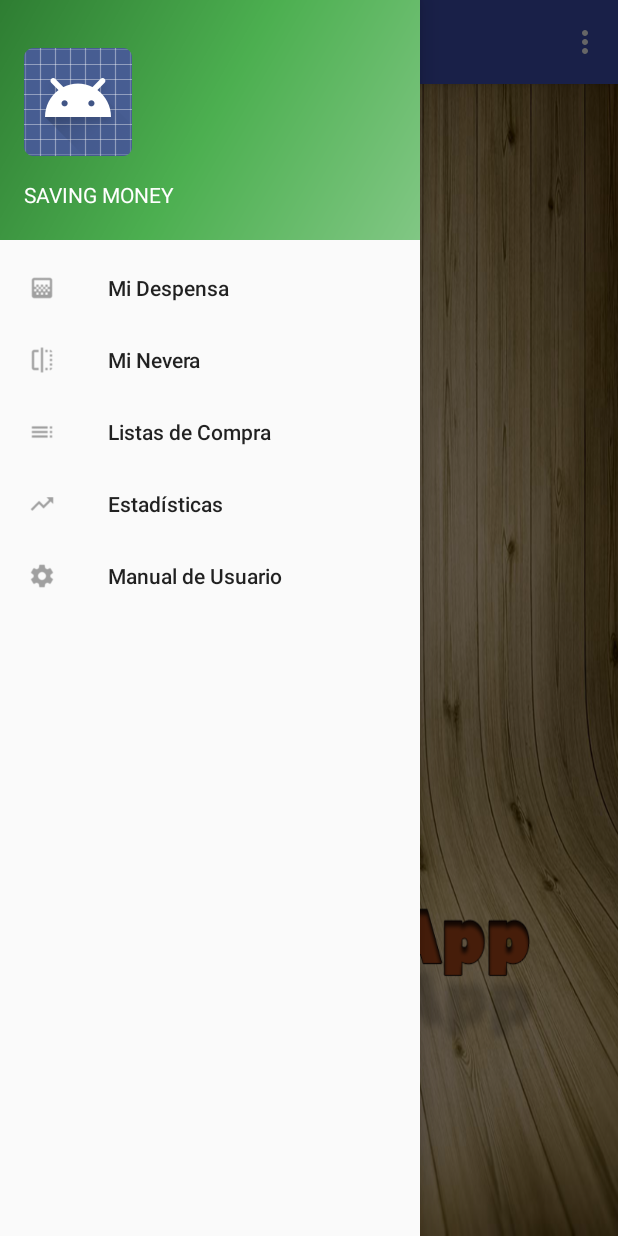
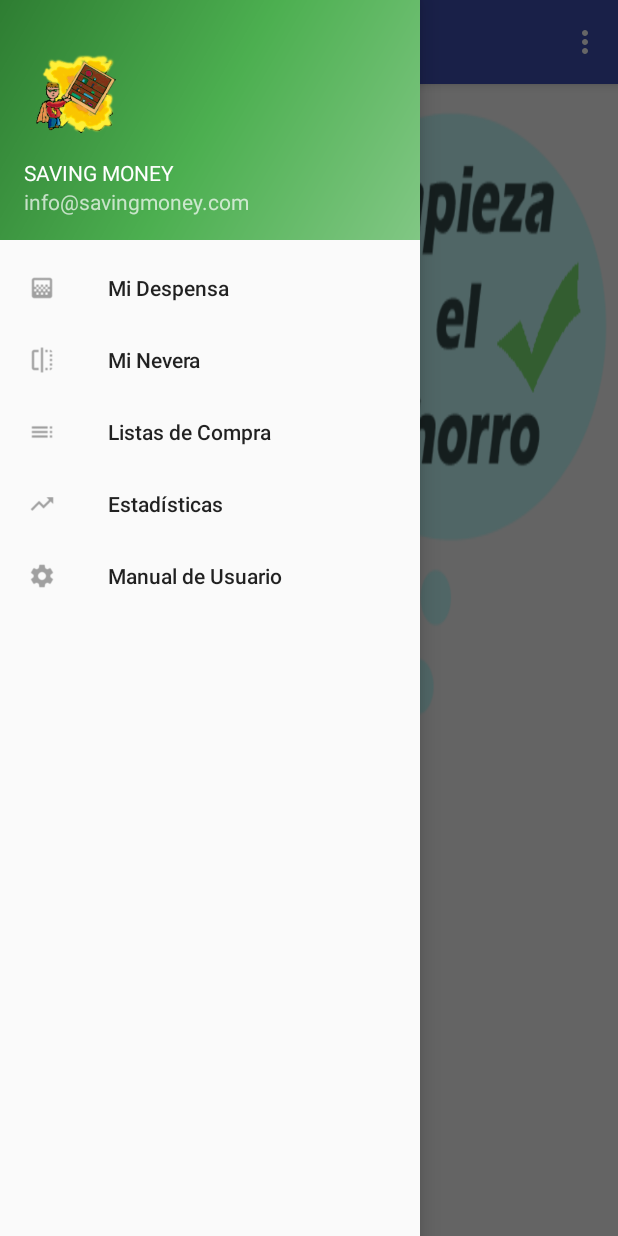
Before and after one commit to navarrillo/SavingMoney, an Android app: the screen it shows after launch (MainActivity), with the side drawer open, on a phone screen of 412 x 824 dp. Run offline under Robolectric (Android 15) with nearby library versions, the phone set to English and light mode, and no system bars.

Commit message:
Añadidas fotos y arreglo cambio activity
añadidas las fotos de fondo y menu, arreglado de minevera y midespensa
las funciones onbackpressed

```diff
--- a/DespensApp/app/src/main/java/com/despensapp/MiDespensa.java
+++ b/DespensApp/app/src/main/java/com/despensapp/MiDespensa.java
@@ -81,7 +81,9 @@
     @Override
     public void onBackPressed() {
         Intent i = new Intent(this, MainActivity.class);
+
         startActivity(i);
+        finish();
     }
 
     private class MyListAdapter extends ArrayAdapter<ENArticulo> {
--- a/DespensApp/app/src/main/java/com/despensapp/MiNevera.java
+++ b/DespensApp/app/src/main/java/com/despensapp/MiNevera.java
@@ -78,6 +78,7 @@
     public void onBackPressed() {
         Intent i = new Intent(this, MainActivity.class);
         startActivity(i);
+        finish();
     }
 
     private class MyListAdapter extends ArrayAdapter<ENArticulo> {
--- a/DespensApp/app/src/main/res/layout/activity_main.xml
+++ b/DespensApp/app/src/main/res/layout/activity_main.xml
@@ -6,7 +6,7 @@
     android:layout_width="match_parent"
     android:layout_height="match_parent"
     android:fitsSystemWindows="true"
-    android:background="@drawable/fondo"
+    android:background="@drawable/fondo22"
     tools:openDrawer="start">
 
     <include
--- a/DespensApp/app/src/main/res/layout/nav_header_main.xml
+++ b/DespensApp/app/src/main/res/layout/nav_header_main.xml
@@ -13,10 +13,10 @@
 
     <ImageView
         android:id="@+id/imageView"
-        android:layout_width="wrap_content"
-        android:layout_height="wrap_content"
+        android:layout_width="68dp"
+        android:layout_height="70dp"
         android:paddingTop="@dimen/nav_header_vertical_spacing"
-        android:src="@android:drawable/sym_def_app_icon" />
+        android:src="@drawable/logo2" />
 
     <TextView
         android:layout_width="match_parent"
```
Also changed, not shown: DespensApp/app/src/main/res/drawable/fondo2.png (added), DespensApp/app/src/main/res/drawable/fondo22.png (added), DespensApp/app/src/main/res/drawable/logo2.png (added).
